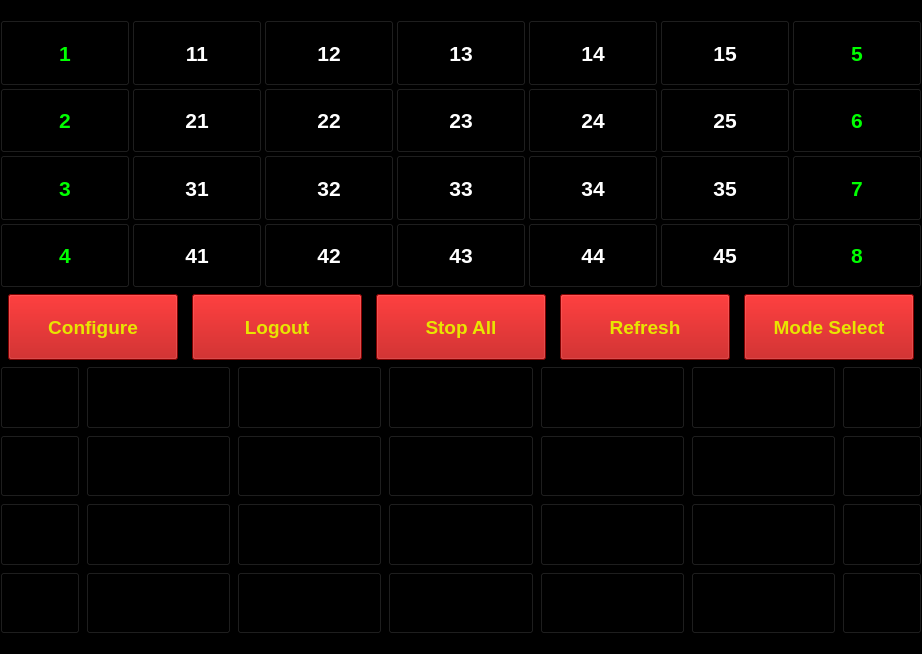
First picture: the form in src/ui/cartwall.ui, repository fusefm/fusic, before the edit.
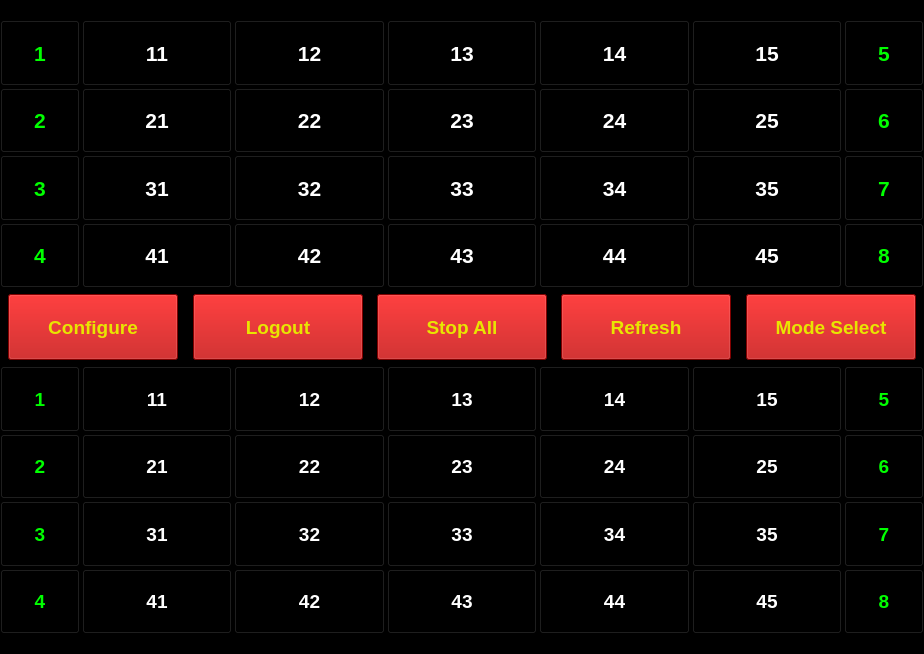
Second picture: the form after the edit.

Commit message: Setup the bottom half of buttons on the cartwall UI.

```diff
--- a/src/ui/cartwall.ui
+++ b/src/ui/cartwall.ui
@@ -6,7 +6,7 @@
    <rect>
     <x>0</x>
     <y>0</y>
-    <width>879</width>
+    <width>924</width>
     <height>654</height>
    </rect>
   </property>
@@ -76,7 +76,7 @@
         </property>
         <property name="minimumSize">
          <size>
-          <width>130</width>
+          <width>0</width>
           <height>0</height>
          </size>
         </property>
@@ -108,7 +108,7 @@
         </property>
         <property name="minimumSize">
          <size>
-          <width>130</width>
+          <width>0</width>
           <height>0</height>
          </size>
         </property>
@@ -140,7 +140,7 @@
         </property>
         <property name="minimumSize">
          <size>
-          <width>130</width>
+          <width>0</width>
           <height>0</height>
          </size>
         </property>
@@ -172,7 +172,7 @@
         </property>
         <property name="minimumSize">
          <size>
-          <width>130</width>
+          <width>0</width>
           <height>0</height>
          </size>
         </property>
@@ -204,7 +204,7 @@
         </property>
         <property name="minimumSize">
          <size>
-          <width>130</width>
+          <width>0</width>
           <height>0</height>
          </size>
         </property>
@@ -238,7 +238,7 @@
         </property>
         <property name="minimumSize">
          <size>
-          <width>130</width>
+          <width>0</width>
           <height>0</height>
          </size>
         </property>
@@ -272,7 +272,7 @@
         </property>
         <property name="minimumSize">
          <size>
-          <width>130</width>
+          <width>0</width>
           <height>0</height>
          </size>
         </property>
@@ -304,7 +304,7 @@
         </property>
         <property name="minimumSize">
          <size>
-          <width>130</width>
+          <width>0</width>
           <height>0</height>
          </size>
         </property>
@@ -336,7 +336,7 @@
         </property>
         <property name="minimumSize">
          <size>
-          <width>130</width>
+          <width>0</width>
           <height>0</height>
          </size>
         </property>
@@ -368,7 +368,7 @@
         </property>
         <property name="minimumSize">
          <size>
-          <width>130</width>
+          <width>0</width>
           <height>0</height>
          </size>
         </property>
@@ -400,7 +400,7 @@
         </property>
         <property name="minimumSize">
          <size>
-          <width>130</width>
+          <width>0</width>
           <height>0</height>
          </size>
         </property>
@@ -432,7 +432,7 @@
         </property>
         <property name="minimumSize">
          <size>
-          <width>130</width>
+          <width>0</width>
           <height>0</height>
          </size>
         </property>
@@ -466,7 +466,7 @@
         </property>
         <property name="minimumSize">
          <size>
-          <width>130</width>
+          <width>0</width>
           <height>0</height>
          </size>
         </property>
@@ -500,7 +500,7 @@
         </property>
         <property name="minimumSize">
          <size>
-          <width>130</width>
+          <width>0</width>
           <height>0</height>
          </size>
         </property>
@@ -532,7 +532,7 @@
         </property>
         <property name="minimumSize">
          <size>
-          <width>130</width>
+          <width>0</width>
           <height>0</height>
          </size>
         </property>
@@ -564,7 +564,7 @@
         </property>
         <property name="minimumSize">
          <size>
-          <width>130</width>
+          <width>0</width>
           <height>0</height>
          </size>
         </property>
@@ -596,7 +596,7 @@
         </property>
         <property name="minimumSize">
          <size>
-          <width>130</width>
+          <width>0</width>
           <height>0</height>
          </size>
         </property>
@@ -628,7 +628,7 @@
         </property>
         <property name="minimumSize">
          <size>
-          <width>130</width>
+          <width>0</width>
           <height>0</height>
          </size>
         </property>
@@ -660,7 +660,7 @@
         </property>
         <property name="minimumSize">
          <size>
-          <width>130</width>
+          <width>0</width>
           <height>0</height>
          </size>
         </property>
@@ -694,7 +694,7 @@
         </property>
         <property name="minimumSize">
          <size>
-          <width>130</width>
+          <width>0</width>
           <height>0</height>
          </size>
         </property>
@@ -728,7 +728,7 @@
         </property>
         <property name="minimumSize">
          <size>
-          <width>130</width>
+          <width>0</width>
           <height>0</height>
          </size>
         </property>
@@ -760,7 +760,7 @@
         </property>
         <property name="minimumSize">
          <size>
-          <width>130</width>
+          <width>0</width>
           <height>0</height>
          </size>
         </property>
@@ -792,7 +792,7 @@
         </property>
         <property name="minimumSize">
          <size>
-          <width>130</width>
+          <width>0</width>
           <height>0</height>
          </size>
         </property>
@@ -824,7 +824,7 @@
         </property>
         <property name="minimumSize">
          <size>
-          <width>130</width>
+          <width>0</width>
           <height>0</height>
          </size>
         </property>
@@ -859,7 +859,7 @@
         </property>
         <property name="minimumSize">
          <size>
-          <width>130</width>
+          <width>0</width>
           <height>0</height>
          </size>
         </property>
@@ -891,7 +891,7 @@
         </property>
         <property name="minimumSize">
          <size>
-          <width>130</width>
+          <width>0</width>
           <height>0</height>
          </size>
         </property>
@@ -925,7 +925,7 @@
         </property>
         <property name="minimumSize">
          <size>
-          <width>130</width>
+          <width>0</width>
           <height>0</height>
          </size>
         </property>
@@ -957,7 +957,7 @@
         </property>
         <property name="minimumSize">
          <size>
-          <width>130</width>
+          <width>0</width>
           <height>0</height>
          </size>
         </property>
@@ -1237,7 +1237,10 @@
      </layout>
     </item>
     <item>
-     <layout class="QGridLayout" name="gridLayout_8" columnstretch="1,7,7,7,7,7,1">
+     <layout class="QGridLayout" name="gridLayout_8" columnstretch="3,7,7,7,7,7,3">
+      <property name="spacing">
+       <number>2</number>
+      </property>
       <item row="0" column="0">
        <widget class="QPushButton" name="pushButton_32">
         <property name="sizePolicy">
@@ -1246,8 +1249,20 @@
           <verstretch>0</verstretch>
          </sizepolicy>
         </property>
+        <property name="font">
+         <font>
+          <pointsize>14</pointsize>
+          <weight>75</weight>
+          <bold>true</bold>
+         </font>
+        </property>
+        <property name="styleSheet">
+         <string notr="true">background-color: rgb(0,0,0);
+border-color: rgb(0,255,0);
+color: rgb(0,255,0);</string>
+        </property>
         <property name="text">
-         <string>PushButton</string>
+         <string>1</string>
         </property>
        </widget>
       </item>
@@ -1259,8 +1274,20 @@
           <verstretch>0</verstretch>
          </sizepolicy>
         </property>
+        <property name="font">
+         <font>
+          <pointsize>14</pointsize>
+          <weight>75</weight>
+          <bold>true</bold>
+         </font>
+        </property>
+        <property name="styleSheet">
+         <string notr="true">background-color: rgb(0,0,0);
+border-color: rgb(0,255,0);
+color: rgb(0,255,0);</string>
+        </property>
         <property name="text">
-         <string>PushButton</string>
+         <string>2</string>
         </property>
        </widget>
       </item>
@@ -1272,8 +1299,20 @@
           <verstretch>0</verstretch>
          </sizepolicy>
         </property>
+        <property name="font">
+         <font>
+          <pointsize>14</pointsize>
+          <weight>75</weight>
+          <bold>true</bold>
+         </font>
+        </property>
+        <property name="styleSheet">
+         <string notr="true">background-color: rgb(0,0,0);
+border-color: rgb(0,255,0);
+color: rgb(0,255,0);</string>
+        </property>
         <property name="text">
-         <string>PushButton</string>
+         <string>3</string>
         </property>
        </widget>
       </item>
@@ -1285,8 +1324,20 @@
           <verstretch>0</verstretch>
          </sizepolicy>
         </property>
+        <property name="font">
+         <font>
+          <pointsize>14</pointsize>
+          <weight>75</weight>
+          <bold>true</bold>
+         </font>
+        </property>
+        <property name="styleSheet">
+         <string notr="true">background-color: rgb(0,0,0);
+border-color: rgb(0,255,0);
+color: rgb(0,255,0);</string>
+        </property>
         <property name="text">
-         <string>PushButton</string>
+         <string>4</string>
         </property>
        </widget>
       </item>
@@ -1298,8 +1349,18 @@
           <verstretch>0</verstretch>
          </sizepolicy>
         </property>
+        <property name="font">
+         <font>
+          <pointsize>14</pointsize>
+          <weight>75</weight>
+          <bold>true</bold>
+         </font>
+        </property>
+        <property name="styleSheet">
+         <string notr="true">color: rgb(255,255,255);</string>
+        </property>
         <property name="text">
-         <string>PushButton</string>
+         <string>11</string>
         </property>
        </widget>
       </item>
@@ -1311,8 +1372,18 @@
           <verstretch>0</verstretch>
          </sizepolicy>
         </property>
+        <property name="font">
+         <font>
+          <pointsize>14</pointsize>
+          <weight>75</weight>
+          <bold>true</bold>
+         </font>
+        </property>
+        <property name="styleSheet">
+         <string notr="true">color: rgb(255,255,255);</string>
+        </property>
         <property name="text">
-         <string>PushButton</string>
+         <string>21</string>
         </property>
        </widget>
       </item>
@@ -1324,8 +1395,18 @@
           <verstretch>0</verstretch>
          </sizepolicy>
         </property>
+        <property name="font">
+         <font>
+          <pointsize>14</pointsize>
+          <weight>75</weight>
+          <bold>true</bold>
+         </font>
+        </property>
+        <property name="styleSheet">
+         <string notr="true">color: rgb(255,255,255);</string>
+        </property>
         <property name="text">
-         <string>PushButton</string>
+         <string>31</string>
         </property>
        </widget>
       </item>
@@ -1337,8 +1418,18 @@
           <verstretch>0</verstretch>
          </sizepolicy>
         </property>
+        <property name="font">
+         <font>
+          <pointsize>14</pointsize>
+          <weight>75</weight>
+          <bold>true</bold>
+         </font>
+        </property>
+        <property name="styleSheet">
+         <string notr="true">color: rgb(255,255,255);</string>
+        </property>
         <property name="text">
-         <string>PushButton</string>
+         <string>41</string>
         </property>
        </widget>
       </item>
@@ -1350,8 +1441,18 @@
           <verstretch>0</verstretch>
          </sizepolicy>
         </property>
+        <property name="font">
+         <font>
+          <pointsize>14</pointsize>
+          <weight>75</weight>
+          <bold>true</bold>
+         </font>
+        </property>
+        <property name="styleSheet">
+         <string notr="true">color: rgb(255,255,255);</string>
+        </property>
         <property name="text">
-         <string>PushButton</string>
+         <string>22</string>
         </property>
        </widget>
       </item>
@@ -1363,8 +1464,18 @@
           <verstretch>0</verstretch>
          </sizepolicy>
         </property>
+        <property name="font">
+         <font>
+          <pointsize>14</pointsize>
+          <weight>75</weight>
+          <bold>true</bold>
+         </font>
+        </property>
+        <property name="styleSheet">
+         <string notr="true">color: rgb(255,255,255);</string>
+        </property>
         <property name="text">
-         <string>PushButton</string>
+         <string>12</string>
         </property>
        </widget>
       </item>
@@ -1376,8 +1487,18 @@
           <verstretch>0</verstretch>
          </sizepolicy>
         </property>
+        <property name="font">
+         <font>
+          <pointsize>14</pointsize>
+          <weight>75</weight>
+          <bold>true</bold>
+         </font>
+        </property>
+        <property name="styleSheet">
+         <string notr="true">color: rgb(255,255,255);</string>
+        </property>
         <property name="text">
-         <string>PushButton</string>
+         <string>32</string>
         </property>
        </widget>
       </item>
@@ -1389,8 +1510,18 @@
           <verstretch>0</verstretch>
          </sizepolicy>
         </property>
+        <property name="font">
+         <font>
+          <pointsize>14</pointsize>
+          <weight>75</weight>
+          <bold>true</bold>
+         </font>
+        </property>
+        <property name="styleSheet">
+         <string notr="true">color: rgb(255,255,255);</string>
+        </property>
         <property name="text">
-         <string>PushButton</string>
+         <string>42</string>
         </property>
        </widget>
       </item>
@@ -1402,8 +1533,18 @@
           <verstretch>0</verstretch>
          </sizepolicy>
         </property>
+        <property name="font">
+         <font>
+          <pointsize>14</pointsize>
+          <weight>75</weight>
+          <bold>true</bold>
+         </font>
+        </property>
+        <property name="styleSheet">
+         <string notr="true">color: rgb(255,255,255);</string>
+        </property>
         <property name="text">
-         <string>PushButton</string>
+         <string>13</string>
         </property>
        </widget>
       </item>
@@ -1415,8 +1556,18 @@
           <verstretch>0</verstretch>
          </sizepolicy>
         </property>
+        <property name="font">
+         <font>
+          <pointsize>14</pointsize>
+          <weight>75</weight>
+          <bold>true</bold>
+         </font>
+        </property>
+        <property name="styleSheet">
+         <string notr="true">color: rgb(255,255,255);</string>
+        </property>
         <property name="text">
-         <string>PushButton</string>
+         <string>23</string>
         </property>
        </widget>
       </item>
@@ -1428,8 +1579,18 @@
           <verstretch>0</verstretch>
          </sizepolicy>
         </property>
+        <property name="font">
+         <font>
+          <pointsize>14</pointsize>
+          <weight>75</weight>
+          <bold>true</bold>
+         </font>
+        </property>
+        <property name="styleSheet">
+         <string notr="true">color: rgb(255,255,255);</string>
+        </property>
         <property name="text">
-         <string>PushButton</string>
+         <string>33</string>
         </property>
        </widget>
       </item>
@@ -1441,8 +1602,18 @@
           <verstretch>0</verstretch>
          </sizepolicy>
         </property>
+        <property name="font">
+         <font>
+          <pointsize>14</pointsize>
+          <weight>75</weight>
+          <bold>true</bold>
+         </font>
+        </property>
+        <property name="styleSheet">
+         <string notr="true">color: rgb(255,255,255);</string>
+        </property>
         <property name="text">
-         <string>PushButton</string>
+         <string>43</string>
         </property>
        </widget>
       </item>
@@ -1454,8 +1625,18 @@
           <verstretch>0</verstretch>
          </sizepolicy>
         </property>
+        <property name="font">
+         <font>
+          <pointsize>14</pointsize>
+          <weight>75</weight>
+          <bold>true</bold>
+         </font>
+        </property>
+        <property name="styleSheet">
+         <string notr="true">color: rgb(255,255,255);</string>
+        </property>
         <property name="text">
-         <string>PushButton</string>
+         <string>14</string>
         </property>
        </widget>
       </item>
@@ -1467,8 +1648,18 @@
           <verstretch>0</verstretch>
          </sizepolicy>
         </property>
+        <property name="font">
+         <font>
+          <pointsize>14</pointsize>
+          <weight>75</weight>
+          <bold>true</bold>
+         </font>
+        </property>
+        <property name="styleSheet">
+         <string notr="true">color: rgb(255,255,255);</string>
+        </property>
         <property name="text">
-         <string>PushButton</string>
+         <string>24</string>
         </property>
        </widget>
       </item>
@@ -1480,8 +1671,18 @@
           <verstretch>0</verstretch>
          </sizepolicy>
         </property>
+        <property name="font">
+         <font>
+          <pointsize>14</pointsize>
+          <weight>75</weight>
+          <bold>true</bold>
+         </font>
+        </property>
+        <property name="styleSheet">
+         <string notr="true">color: rgb(255,255,255);</string>
+        </property>
         <property name="text">
-         <string>PushButton</string>
+         <string>34</string>
         </property>
        </widget>
       </item>
@@ -1493,8 +1694,18 @@
           <verstretch>0</verstretch>
          </sizepolicy>
         </property>
+        <property name="font">
+         <font>
+          <pointsize>14</pointsize>
+          <weight>75</weight>
+          <bold>true</bold>
+         </font>
+        </property>
+        <property name="styleSheet">
+         <string notr="true">color: rgb(255,255,255);</string>
+        </property>
         <property name="text">
-         <string>PushButton</string>
+         <string>44</string>
         </property>
        </widget>
       </item>
@@ -1506,8 +1717,18 @@
           <verstretch>0</verstretch>
          </sizepolicy>
         </property>
+        <property name="font">
+         <font>
+          <pointsize>14</pointsize>
+          <weight>75</weight>
+          <bold>true</bold>
+         </font>
+        </property>
+        <property name="styleSheet">
+         <string notr="true">color: rgb(255,255,255);</string>
+        </property>
         <property name="text">
-         <string>PushButton</string>
+         <string>15</string>
         </property>
        </widget>
       </item>
@@ -1519,8 +1740,18 @@
           <verstretch>0</verstretch>
          </sizepolicy>
         </property>
+        <property name="font">
+         <font>
+          <pointsize>14</pointsize>
+          <weight>75</weight>
+          <bold>true</bold>
+         </font>
+        </property>
+        <property name="styleSheet">
+         <string notr="true">color: rgb(255,255,255);</string>
+        </property>
         <property name="text">
-         <string>PushButton</string>
+         <string>25</string>
         </property>
        </widget>
       </item>
@@ -1532,8 +1763,18 @@
           <verstretch>0</verstretch>
          </sizepolicy>
         </property>
+        <property name="font">
+         <font>
+          <pointsize>14</pointsize>
+          <weight>75</weight>
+          <bold>true</bold>
+         </font>
+        </property>
+        <property name="styleSheet">
+         <string notr="true">color: rgb(255,255,255);</string>
+        </property>
         <property name="text">
-         <string>PushButton</string>
+         <string>35</string>
         </property>
        </widget>
       </item>
@@ -1545,8 +1786,18 @@
           <verstretch>0</verstretch>
          </sizepolicy>
         </property>
+        <property name="font">
+         <font>
+          <pointsize>14</pointsize>
+          <weight>75</weight>
+          <bold>true</bold>
+         </font>
+        </property>
+        <property name="styleSheet">
+         <string notr="true">color: rgb(255,255,255);</string>
+        </property>
         <property name="text">
-         <string>PushButton</string>
+         <string>45</string>
         </property>
        </widget>
       </item>
@@ -1558,8 +1809,20 @@
           <verstretch>0</verstretch>
          </sizepolicy>
         </property>
+        <property name="font">
+         <font>
+          <pointsize>14</pointsize>
+          <weight>75</weight>
+          <bold>true</bold>
+         </font>
+        </property>
+        <property name="styleSheet">
+         <string notr="true">background-color: rgb(0,0,0);
+border-color: rgb(0,255,0);
+color: rgb(0,255,0);</string>
+        </property>
         <property name="text">
-         <string>PushButton</string>
+         <string>5</string>
         </property>
        </widget>
       </item>
@@ -1571,8 +1834,20 @@
           <verstretch>0</verstretch>
          </sizepolicy>
         </property>
+        <property name="font">
+         <font>
+          <pointsize>14</pointsize>
+          <weight>75</weight>
+          <bold>true</bold>
+         </font>
+        </property>
+        <property name="styleSheet">
+         <string notr="true">background-color: rgb(0,0,0);
+border-color: rgb(0,255,0);
+color: rgb(0,255,0);</string>
+        </property>
         <property name="text">
-         <string>PushButton</string>
+         <string>6</string>
         </property>
        </widget>
       </item>
@@ -1584,8 +1859,20 @@
           <verstretch>0</verstretch>
          </sizepolicy>
         </property>
+        <property name="font">
+         <font>
+          <pointsize>14</pointsize>
+          <weight>75</weight>
+          <bold>true</bold>
+         </font>
+        </property>
+        <property name="styleSheet">
+         <string notr="true">background-color: rgb(0,0,0);
+border-color: rgb(0,255,0);
+color: rgb(0,255,0);</string>
+        </property>
         <property name="text">
-         <string>PushButton</string>
+         <string>7</string>
         </property>
        </widget>
       </item>
@@ -1597,8 +1884,20 @@
           <verstretch>0</verstretch>
          </sizepolicy>
         </property>
+        <property name="font">
+         <font>
+          <pointsize>14</pointsize>
+          <weight>75</weight>
+          <bold>true</bold>
+         </font>
+        </property>
+        <property name="styleSheet">
+         <string notr="true">background-color: rgb(0,0,0);
+border-color: rgb(0,255,0);
+color: rgb(0,255,0);</string>
+        </property>
         <property name="text">
-         <string>PushButton</string>
+         <string>8</string>
         </property>
        </widget>
       </item>
```
Left out of the diff: 56 changed lines with no effect on the pictures.
